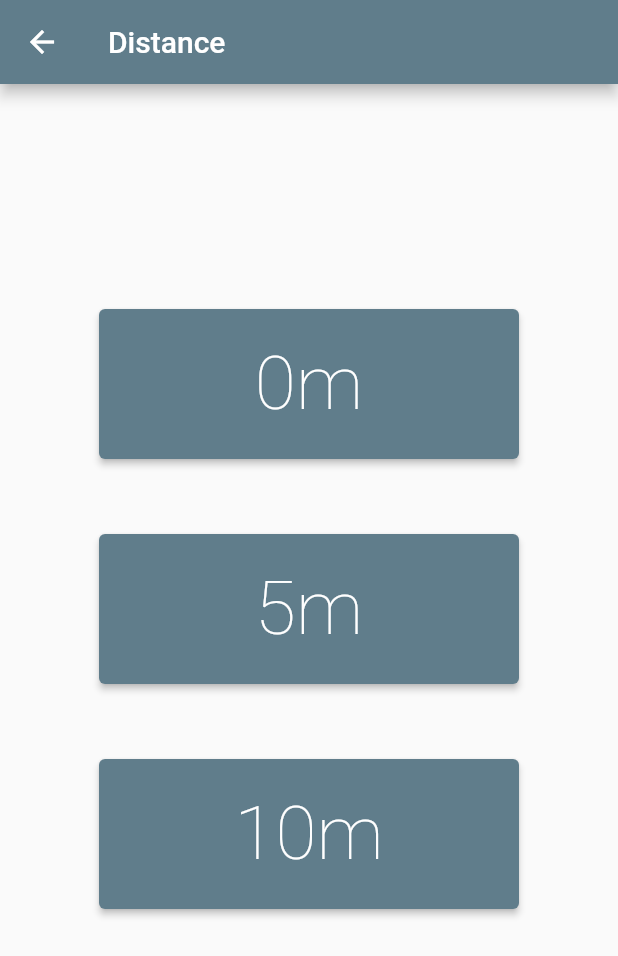
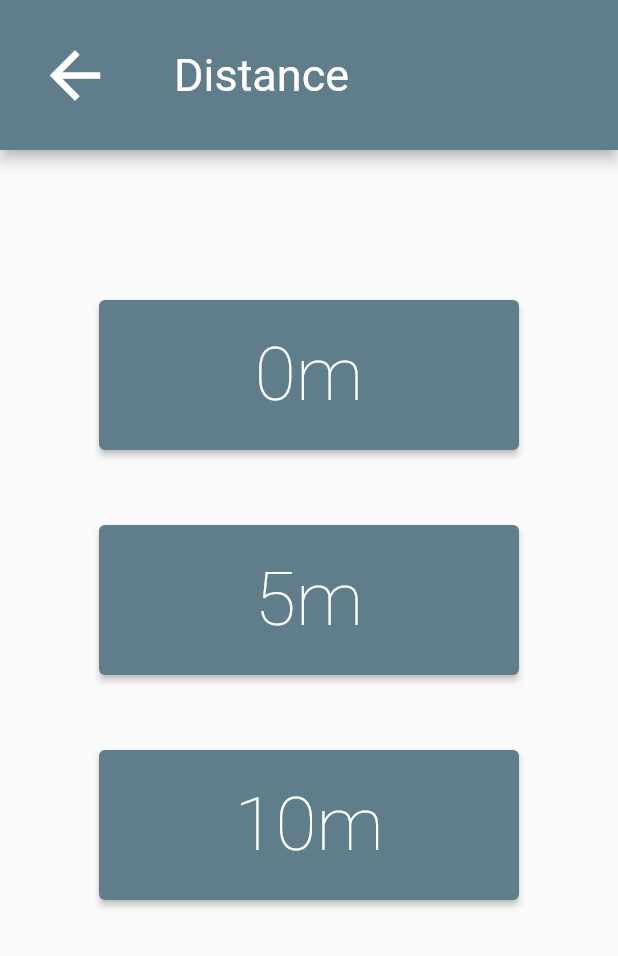
Before and after one commit to Rawezhham176/traffic_app, a Flutter app: the DistancePage screen opened directly, on a phone screen of 412 x 824 dp. Shown: the top 956 px of the screen. Run offline on Flutter 3.47's test engine with Material 2 defaults, Android fonts, the light colour scheme and no system bars; statements that could not run were skipped.

Commit message:
frontend done

```diff
--- a/lib/languages_page.dart
+++ b/lib/pages/distance_page.dart
@@ -1,21 +1,41 @@
 import 'package:flutter/material.dart';
 
-class LanguagePage extends StatefulWidget {
-  const LanguagePage({super.key});
+class DistancePage extends StatefulWidget {
+  const DistancePage({super.key});
 
   @override
-  State<LanguagePage> createState() => _LanguagePageState();
+  State<DistancePage> createState() => _DistancePageState();
 }
 
-class _LanguagePageState extends State<LanguagePage> {
+class _DistancePageState extends State<DistancePage> {
   @override
   Widget build(BuildContext context) {
     return Scaffold(
-      appBar: AppBar(title: const Text("Languages")),
+      appBar: PreferredSize(
+          preferredSize: const Size.fromHeight(100.0),
+          child: AppBar(
+            leadingWidth: 100,
+            leading: IconButton(
+              icon: const Icon(
+                Icons.arrow_back,
+                color: Colors.white,
+                size: 50,
+              ),
+              onPressed: () => Navigator.of(context).pop(),
+            ),
+            title: const Text(
+              "Distance",
+              style: TextStyle(
+                fontSize: 30,
+                fontWeight: FontWeight.w400,
+              ),
+            ),
+            toolbarHeight: 100,
+          )),
       body: Column(children: [
         Container(
             alignment: Alignment.center,
-            margin: const EdgeInsets.only(top: 150, left: 33, right: 33),
+            margin: const EdgeInsets.only(top: 100, left: 33, right: 33),
             child: SizedBox(
               width: 280,
               height: 100,
@@ -31,7 +51,7 @@ class _LanguagePageState extends State<LanguagePage> {
                 ),
                 onPressed: () {},
                 child: const Text(
-                  "English",
+                  "0m",
                   style: TextStyle(fontSize: 50, fontWeight: FontWeight.w100),
                 ),
               ),
@@ -54,7 +74,7 @@ class _LanguagePageState extends State<LanguagePage> {
                 ),
                 onPressed: () {},
                 child: const Text(
-                  "Español",
+                  "5m",
                   style: TextStyle(fontSize: 50, fontWeight: FontWeight.w100),
                 ),
               ),
@@ -77,7 +97,7 @@ class _LanguagePageState extends State<LanguagePage> {
                 ),
                 onPressed: () {},
                 child: const Text(
-                  "Deutsch",
+                  "10m",
                   style: TextStyle(fontSize: 50, fontWeight: FontWeight.w100),
                 ),
               ),
```
Also changed, not shown: lib/main.dart (+10 -3 lines), lib/pages/languages_page.dart (renamed from lib/voice_page.dart, +27 -9 lines), lib/pages/setting_page.dart (renamed from lib/setting_page.dart, +4 -4 lines), lib/pages/voice_page.dart (renamed from lib/distance_page.dart, +29 -9 lines), lib/pages/home_page.dart (renamed from lib/home_page.dart).
